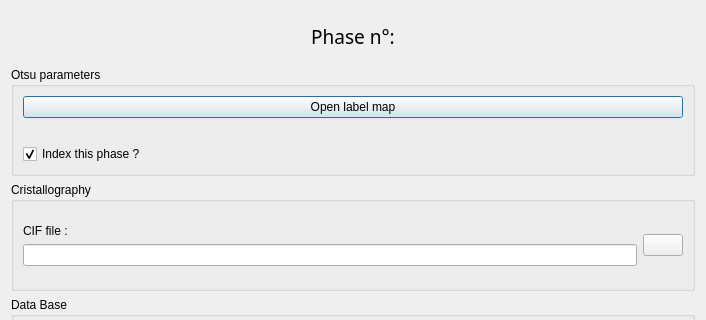
This is indexGPU/phase_form_tempo.ui in Cyril-Langlois/indexGPU as Qt 5 draws it before an edit; both pictures show x 0 to 706 and y 0 to 320 of the 706 by 675 pixel window. The edited form follows.
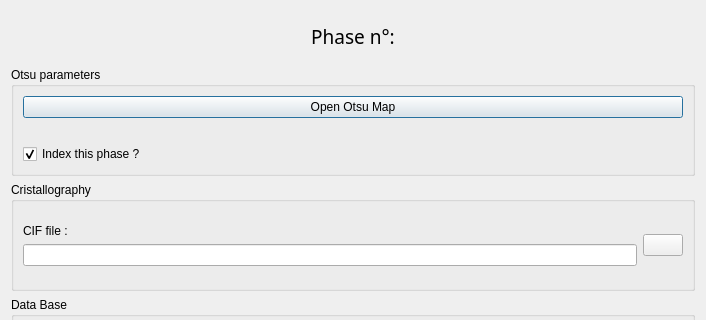
This is the edited form. Icons and pictures are not drawn. Custom widgets are drawn as their Qt base class.

Commit message: DB size se rempli automatiqument dans le form qd on a chargé un .crddb. On ne peut pas entrer une taille plus grde que le fichier

```diff
--- a/indexGPU/phase_form_tempo.ui
+++ b/indexGPU/phase_form_tempo.ui
@@ -250,7 +250,7 @@
             <item>
              <widget class="QPushButton" name="label_bbtn">
               <property name="text">
-               <string>Open label map</string>
+               <string>Open Otsu Map</string>
               </property>
              </widget>
             </item>
```
The commit also changes 1 other file.
